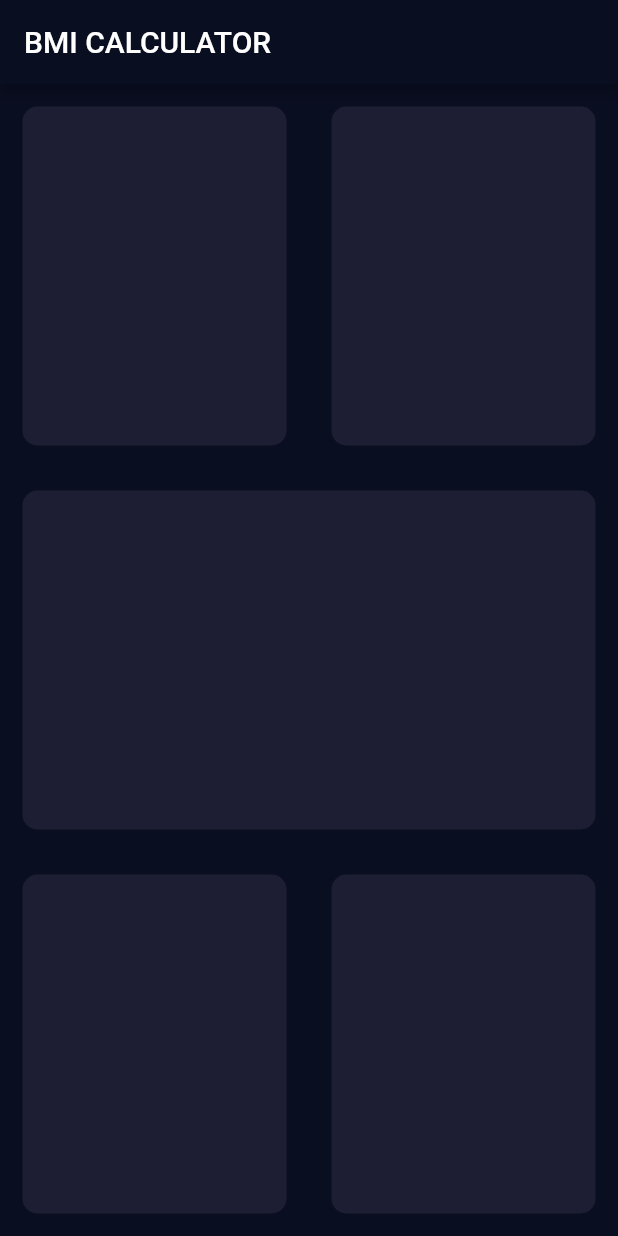
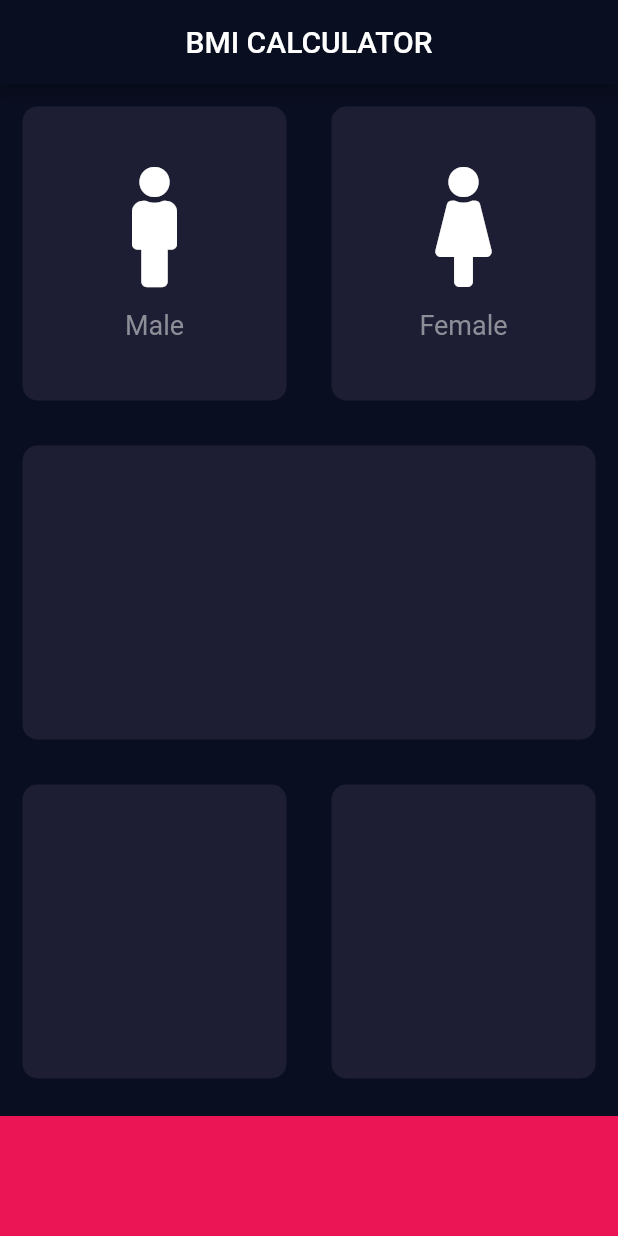
Before and after one commit to ishvar99/flutter_bmi_calculator, a Flutter app: the screen it shows after launch, on a phone screen of 412 x 824 dp. Run offline on Flutter 3.47's test engine with Material 2 defaults, Android fonts, the phone set to English and light mode, and no system bars; our stand-ins replace font_awesome_flutter.

Commit message:
added icons from flutter_font_awesome package

```diff
--- a/lib/home.dart
+++ /dev/null
@@ -1,64 +0,0 @@
-import 'package:flutter/material.dart';
-
-class Home extends StatefulWidget {
-  @override
-  _HomeState createState() => _HomeState();
-}
-
-class _HomeState extends State<Home> {
-  @override
-  Widget build(BuildContext context) {
-    return Scaffold(
-      appBar: AppBar(
-        title: Text('BMI CALCULATOR'),
-      ),
-      body: Column(
-        children: <Widget>[
-          Expanded(
-            child: Row(
-              children: <Widget>[
-                Expanded(
-                  child: myCard(color: Color(0xFF1D1E33),),
-                ),
-                Expanded(
-                  child: myCard(color: Color(0xFF1D1E33),),
-                )
-              ],
-            ),
-          ),
-          Expanded(
-            child: myCard(color: Color(0xFF1D1E33),),
-          ),
-          Expanded(
-            child: Row(
-              children: <Widget>[
-                Expanded(
-                  child: myCard(color: Color(0xFF1D1E33),),
-                ),
-                Expanded(
-                  child: myCard(color: Color(0xFF1D1E33),),
-                )
-              ],
-            ),
-          )
-        ],
-      ),
-    );
-  }
-}
-
-
-class myCard extends StatelessWidget {
-  final Color color;
-  myCard({this.color});
-  @override
-  Widget build(BuildContext context) {
-    return Container(
-        decoration: BoxDecoration(
-            borderRadius: BorderRadius.circular(10.0),
-            color: color
-        ),
-        margin: EdgeInsets.all(15.0)
-    );
-  }
-}
--- a/lib/main.dart
+++ b/lib/main.dart
@@ -1,5 +1,5 @@
 import 'package:flutter/material.dart';
-import './home.dart';
+import './screens/home.dart';
 void main() => runApp(MyApp());
 class MyApp extends StatelessWidget {
   @override
--- /dev/null
+++ b/lib/screens/home.dart
@@ -0,0 +1,79 @@
+import 'package:flutter/cupertino.dart';
+import 'package:flutter/material.dart';
+import '../widgets/myCard.dart';
+import '../widgets/iconContent.dart';
+import 'package:font_awesome_flutter/font_awesome_flutter.dart';
+
+const activeCardColor = Color(0xFF1D1E33);
+const bottomContainerHeight = 80.0;
+const bottomContainerColor = Color(0xFFEB1555);
+
+class Home extends StatefulWidget {
+  @override
+  _HomeState createState() => _HomeState();
+}
+
+class _HomeState extends State<Home> {
+  @override
+  Widget build(BuildContext context) {
+    return Scaffold(
+      appBar: AppBar(
+        title: Center(child: Text('BMI CALCULATOR')),
+      ),
+      body: Column(
+        children: <Widget>[
+          Expanded(
+            child: Row(
+              children: <Widget>[
+                Expanded(
+                  child: GestureDetector(
+                    onTap: (){
+
+                    },
+                    child: myCard(
+                      cardChild: iconContent(icon:FontAwesomeIcons.male,iconLabel: 'Male',),
+                      color: activeCardColor,
+                    ),
+                  ),
+                ),
+                Expanded(
+                  child: myCard(
+                    cardChild: iconContent(icon:FontAwesomeIcons.female,iconLabel: 'Female',),
+                    color: activeCardColor,
+                  ),
+                )
+              ],
+            ),
+          ),
+          Expanded(
+            child: myCard(
+              color: activeCardColor,
+            ),
+          ),
+          Expanded(
+            child: Row(
+              children: <Widget>[
+                Expanded(
+                  child: myCard(
+                    color: activeCardColor,
+                  ),
+                ),
+                Expanded(
+                  child: myCard(
+                    color: activeCardColor,
+                  ),
+                )
+              ],
+            ),
+          ),
+          Container(
+            color: bottomContainerColor,
+            margin: EdgeInsets.only(top: 10.0),
+            width: double.infinity,
+            height: bottomContainerHeight,
+          )
+        ],
+      ),
+    );
+  }
+}
--- /dev/null
+++ b/lib/widgets/iconContent.dart
@@ -0,0 +1,27 @@
+import 'package:flutter/material.dart';
+
+class iconContent extends StatelessWidget {
+  final IconData icon;
+  final String iconLabel;
+  iconContent({this.icon,this.iconLabel});
+  @override
+  Widget build(BuildContext context) {
+    return Column(
+      mainAxisAlignment: MainAxisAlignment.center,
+      children: <Widget>[
+        Icon(icon,size: 80.0,),
+        SizedBox(
+          height: 15.0,
+        ),
+        Text(
+          iconLabel,
+          textAlign: TextAlign.center,
+          style: TextStyle(
+            fontSize: 18,
+            color: Color(0xFF8D8E98),
+          ),
+        )
+      ],
+    );
+  }
+}
--- /dev/null
+++ b/lib/widgets/myCard.dart
@@ -0,0 +1,17 @@
+import 'package:flutter/material.dart';
+class myCard extends StatelessWidget {
+  final Color color;
+  final Widget cardChild;
+  myCard({this.color,this.cardChild});
+  @override
+  Widget build(BuildContext context) {
+    return Container(
+      child: cardChild,
+        decoration: BoxDecoration(
+            borderRadius: BorderRadius.circular(10.0),
+            color: color
+        ),
+        margin: EdgeInsets.all(15.0)
+    );
+  }
+}
--- a/pubspec.yaml
+++ b/pubspec.yaml
@@ -23,6 +23,7 @@ dependencies:
   # The following adds the Cupertino Icons font to your application.
   # Use with the CupertinoIcons class for iOS style icons.
   cupertino_icons: ^0.1.2
+  font_awesome_flutter: ^8.8.1
 
 dev_dependencies:
   flutter_test:
```
Also changed, not shown: pubspec.lock.
